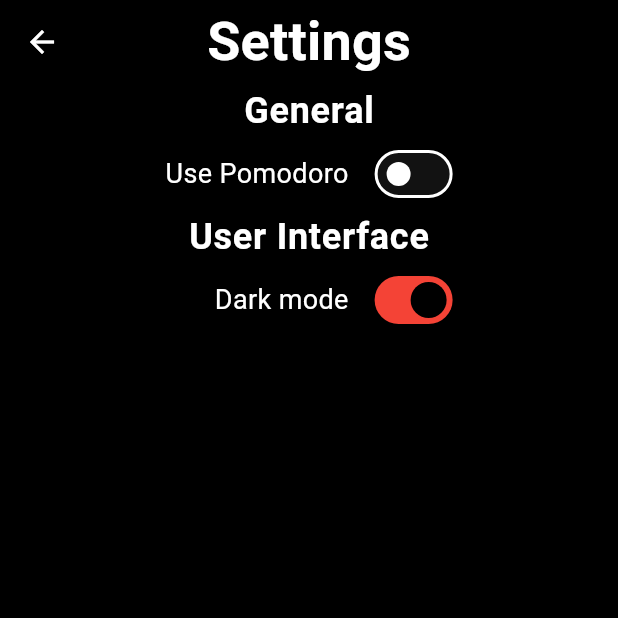
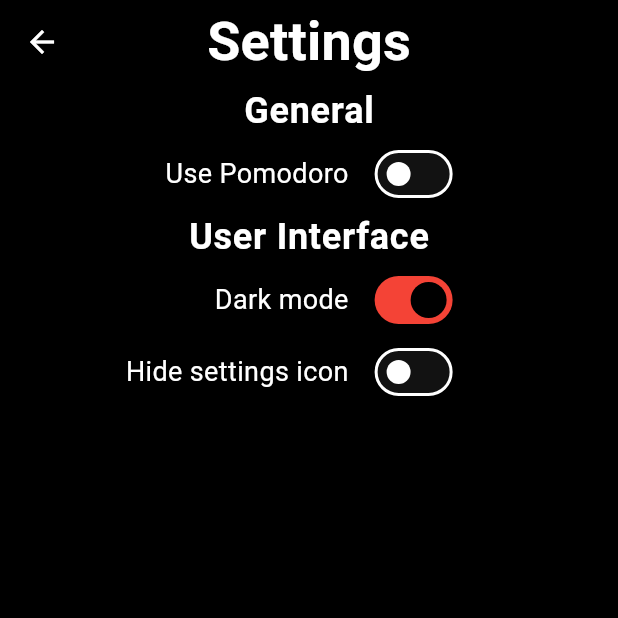
Before and after one commit to rapunschel/orodomop, a Flutter app: the screen it shows after launch, after a tap on the "settings" icon, on a phone screen of 412 x 824 dp, the top half of it. Run offline on Flutter 3.47's test engine with Material 3 defaults, Android fonts, the light colour scheme and no system bars; our stand-ins replace auto_size_text, flutter_local_notifications, flutter_timezone, permission_handler, shared_preferences, timezone; missing offline and left inert: flutter_foreground_task, glowy_borders.

Commit message:
feat: Settings icon to navigate to settings, toggle to hide the icon

```diff
--- a/lib/providers/settings_provider.dart
+++ b/lib/providers/settings_provider.dart
@@ -6,6 +6,7 @@ class SettingsProvider with ChangeNotifier {
   Function? onUsePomodoroCallback;
   static SettingsProvider? _instance;
   bool _usePomodoro = false;
+  bool _hideSettingsButton;
   int _focusDuration;
   int _breakDuration;
 
@@ -14,6 +15,7 @@ class SettingsProvider with ChangeNotifier {
     this._prefs,
     this._focusDuration,
     this._breakDuration,
+    this._hideSettingsButton,
   );
 
   static SettingsProvider getInstance(SharedPreferences prefs) {
@@ -22,12 +24,14 @@ class SettingsProvider with ChangeNotifier {
     // TODO update with proper values after testing
     int focusDuration = prefs.getInt("focusDuration") ?? 6;
     int breakDuration = prefs.getInt("breakDuration") ?? 3;
+    bool hideSettingsButton = prefs.getBool("hideSettingsButton") ?? false;
 
     _instance = SettingsProvider._(
       usePomodoro,
       prefs,
       focusDuration,
       breakDuration,
+      hideSettingsButton,
     );
     return _instance!;
   }
@@ -53,7 +57,14 @@ class SettingsProvider with ChangeNotifier {
     notifyListeners();
   }
 
+  set hideSettingsButton(bool value) {
+    _hideSettingsButton = value;
+    _prefs.setBool("hideSettingsButton", _hideSettingsButton);
+    notifyListeners();
+  }
+
   bool get usePomodoro => _usePomodoro;
+  bool get hideSettingsButton => _hideSettingsButton;
   int get focusDuration => _focusDuration;
   int get breakDuration => _breakDuration;
 }
--- a/lib/screens/settings_screen.dart
+++ b/lib/screens/settings_screen.dart
@@ -3,6 +3,7 @@ import 'package:orodomop/widgets/buttons/toggle_theme_button.dart';
 import 'package:orodomop/widgets/settings/settings_item.dart';
 import 'package:orodomop/widgets/settings/settings_section_title.dart';
 import 'package:orodomop/widgets/settings/timer_mode_toggle.dart';
+import 'package:orodomop/widgets/settings/toggle_hide_settings_button.dart';
 import 'package:provider/provider.dart';
 import 'package:orodomop/providers/settings_provider.dart';
 
@@ -45,13 +46,24 @@ class UISettingsSection extends StatelessWidget {
 
   @override
   Widget build(BuildContext context) {
-    return Selector<SettingsProvider, ({bool usePomodoro})>(
-      selector: (context, model) => (usePomodoro: model.usePomodoro),
+    return Selector<
+      SettingsProvider,
+      ({bool usePomodoro, bool hideSettingsButton})
+    >(
+      selector:
+          (context, model) => (
+            usePomodoro: model.usePomodoro,
+            hideSettingsButton: model.hideSettingsButton,
+          ),
       builder: (context, value, child) {
         return Column(
           children: [
             SettingsSectionTitle(title: "User Interface"),
             SettingsItem(text: "Dark mode", widget: ToggleThemeButton()),
+            SettingsItem(
+              text: "Hide settings icon",
+              widget: ToggleHideSettingsButton(),
+            ),
           ],
         );
       },
--- a/lib/screens/timer_screen.dart
+++ b/lib/screens/timer_screen.dart
@@ -1,6 +1,8 @@
 import 'package:flutter/material.dart';
 import 'package:orodomop/services/service_manager.dart';
 import 'package:orodomop/providers/timer_provider.dart';
+import 'package:orodomop/providers/settings_provider.dart';
+
 import 'package:orodomop/widgets/orodomop_widgets/timer_control_row.dart';
 import 'package:orodomop/widgets/cycle_timer.dart';
 import 'package:provider/provider.dart';
@@ -41,16 +43,7 @@ class _TimerScreenState extends State<TimerScreen> {
   Widget build(BuildContext context) {
     return WithForegroundTask(
       child: Scaffold(
-        appBar: AppBar(
-          actions: [
-            IconButton(
-              icon: Icon(Icons.settings),
-              onPressed: () {
-                Navigator.pushNamed(context, '/settings');
-              },
-            ),
-          ],
-        ),
+        appBar: TimerScreenAppBar(),
         body: SafeArea(
           child: LayoutBuilder(
             builder: (context, constraints) {
@@ -80,3 +73,29 @@ class _TimerScreenState extends State<TimerScreen> {
     );
   }
 }
+
+class TimerScreenAppBar extends StatelessWidget implements PreferredSizeWidget {
+  const TimerScreenAppBar({super.key});
+  @override
+  Size get preferredSize => const Size.fromHeight(kToolbarHeight);
+  @override
+  Widget build(BuildContext context) {
+    return Selector<SettingsProvider, bool>(
+      selector: (_, settings) => settings.hideSettingsButton,
+      builder: (context, hideSettingsButton, child) {
+        return AppBar(
+          actions: [
+            hideSettingsButton
+                ? SizedBox.shrink()
+                : IconButton(
+                  icon: Icon(Icons.settings),
+                  onPressed: () {
+                    Navigator.pushNamed(context, '/settings');
+                  },
+                ),
+          ],
+        );
+      },
+    );
+  }
+}
--- /dev/null
+++ b/lib/widgets/settings/toggle_hide_settings_button.dart
@@ -0,0 +1,56 @@
+import 'package:flutter/material.dart';
+import 'package:orodomop/providers/settings_provider.dart';
+import 'package:provider/provider.dart';
+
+class ToggleHideSettingsButton extends StatelessWidget {
+  const ToggleHideSettingsButton({super.key});
+
+  @override
+  Widget build(BuildContext context) {
+    return Selector<SettingsProvider, bool>(
+      selector: (context, model) => model.hideSettingsButton,
+      builder: (context, hideSettingsButton, child) {
+        return Switch(
+          value: hideSettingsButton,
+
+          onChanged: (_) {
+            if (hideSettingsButton) {
+              context.read<SettingsProvider>().hideSettingsButton =
+                  !hideSettingsButton;
+              return;
+            }
+
+            showDialog(
+              context: context,
+              builder: (context) {
+                return AlertDialog(
+                  title: Text(
+                    textAlign: TextAlign.center,
+                    "Hide the settings icon",
+                  ),
+                  content: Text(
+                    "To navigate to settings, double tap the timer",
+                  ),
+                  actions: [
+                    TextButton(
+                      onPressed: () => Navigator.pop(context, 'Cancel'),
+                      child: const Text('Cancel'),
+                    ),
+                    TextButton(
+                      onPressed: () {
+                        Navigator.pop(context, 'OK');
+                        context.read<SettingsProvider>().hideSettingsButton =
+                            !hideSettingsButton;
+                      },
+                      child: const Text('OK'),
+                    ),
+                  ],
+                );
+              },
+            );
+          },
+        );
+      },
+    );
+  }
+}
```
Also changed, not shown: 1 other file.
